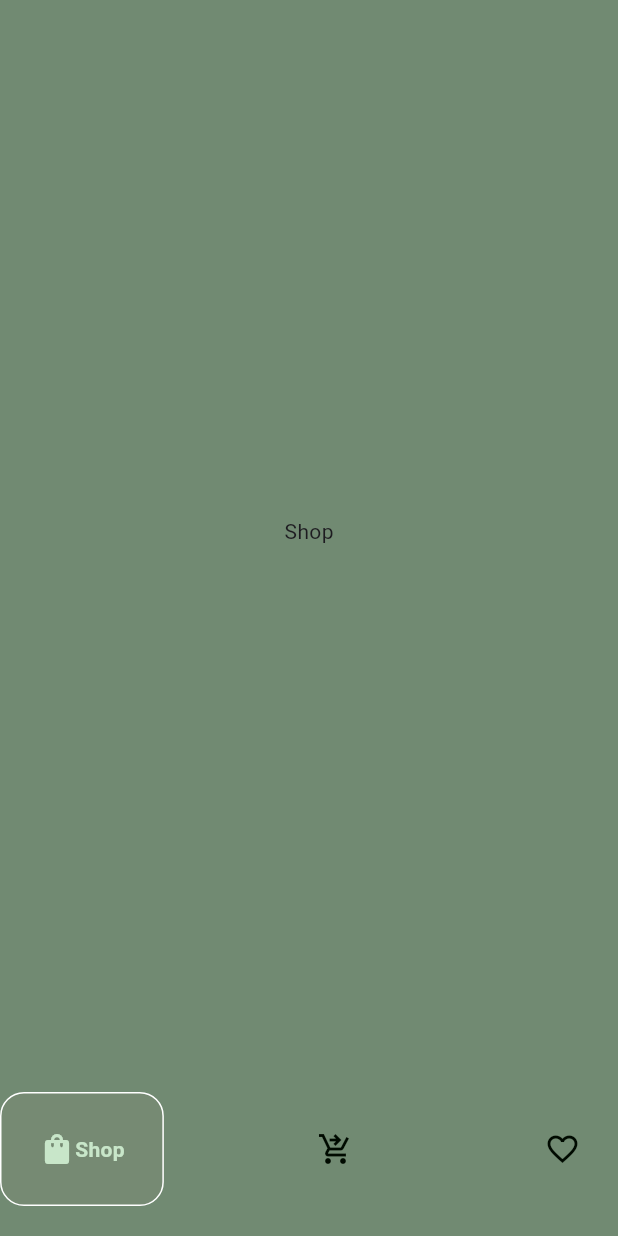
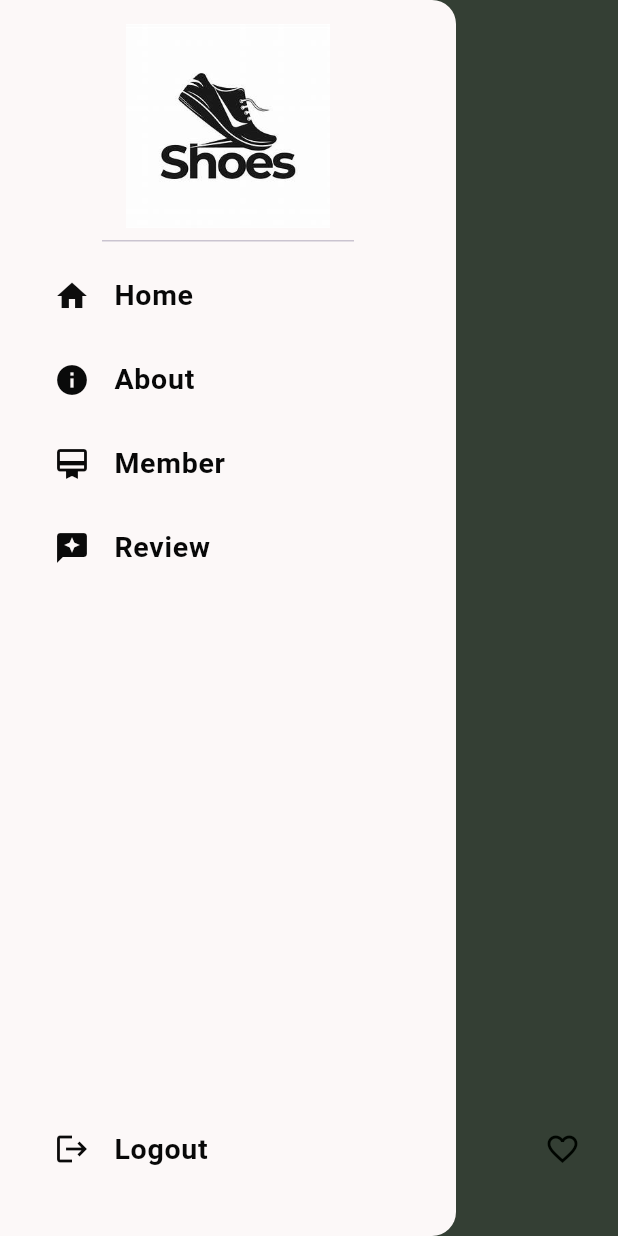
Before and after one commit to R-Htu/fluttertutorial, a Flutter app: the HomePage screen opened by its route, with the side drawer open (before the commit the screen has no drawer), on a phone screen of 412 x 824 dp. Run offline on Flutter 3.47's test engine with Material 3 defaults, Android fonts, the phone set to English and light mode, and no system bars; drawn by our look-alikes of google_nav_bar; our stand-ins replace flutter_slidable, hive_flutter; accounts and stored records are empty.

Commit message:
ecommerce part 3

```diff
--- a/lib/ecommerce/home_page.dart
+++ b/lib/ecommerce/home_page.dart
@@ -30,10 +30,124 @@ class _HomePageState extends State<HomePage> {
   Widget build(BuildContext context) {
     return Scaffold(
       backgroundColor: const Color.fromARGB(255, 113, 138, 114),
+      appBar: AppBar(
+        backgroundColor: Colors.transparent,
+        elevation: 0,
+        leading: Builder(
+          builder: (context) => IconButton(
+              onPressed: () {
+                Scaffold.of(context).openDrawer();
+              },
+              icon: const Icon(
+                Icons.menu,
+                color: Colors.black,
+              )),
+        ),
+      ),
+      drawer: Drawer(
+        backgroundColor: const Color.fromARGB(255, 252, 248, 248),
+        child: Column(
+          mainAxisAlignment: MainAxisAlignment.spaceBetween,
+          children: [
+            Column(
+              children: [
+                DrawerHeader(
+                    child: Image.asset(
+                  'lib/images/logo.jpg',
+                  //color: Colors.green,
+                )),
+                // Divider(
+                //color: Colors.green,
+                //)
+                Padding(
+                  padding: const EdgeInsets.only(left: 20),
+                  child: ListTile(
+                    leading: Icon(
+                      Icons.home,
+                      color: const Color.fromARGB(255, 13, 13, 13),
+                    ),
+                    title: Text(
+                      'Home',
+                      style: TextStyle(
+                          color: const Color.fromARGB(255, 8, 8, 8),
+                          fontSize: 19,
+                          fontWeight: FontWeight.bold),
+                    ),
+                  ),
+                ),
+                Padding(
+                  padding: const EdgeInsets.only(left: 20),
+                  child: ListTile(
+                    leading: Icon(
+                      Icons.info,
+                      color: const Color.fromARGB(255, 10, 10, 10),
+                    ),
+                    title: Text(
+                      'About',
+                      style: TextStyle(
+                          color: const Color.fromARGB(255, 8, 8, 8),
+                          fontSize: 19,
+                          fontWeight: FontWeight.bold),
+                    ),
+                  ),
+                ),
+                Padding(
+                  padding: const EdgeInsets.only(left: 20),
+                  child: ListTile(
+                    leading: Icon(
+                      Icons.card_membership,
+                      color: const Color.fromARGB(255, 10, 10, 10),
+                    ),
+                    title: Text(
+                      'Member',
+                      style: TextStyle(
+                          color: const Color.fromARGB(255, 8, 8, 8),
+                          fontSize: 19,
+                          fontWeight: FontWeight.bold),
+                    ),
+                  ),
+                ),
+                Padding(
+                  padding: const EdgeInsets.only(left: 20),
+                  child: ListTile(
+                    leading: Icon(
+                      Icons.reviews,
+                      color: const Color.fromARGB(255, 10, 10, 10),
+                    ),
+                    title: Text(
+                      'Review',
+                      style: TextStyle(
+                          color: const Color.fromARGB(255, 8, 8, 8),
+                          fontSize: 19,
+                          fontWeight: FontWeight.bold),
+                    ),
+                  ),
+                ),
+              ],
+            ),
+            Padding(
+              padding: const EdgeInsets.only(left: 20, bottom: 30),
+              child: ListTile(
+                leading: Icon(
+                  Icons.logout,
+                  color: const Color.fromARGB(255, 10, 10, 10),
+                ),
+                title: Text(
+                  'Logout',
+                  style: TextStyle(
+                      color: const Color.fromARGB(255, 8, 8, 8),
+                      fontSize: 19,
+                      fontWeight: FontWeight.bold),
+                ),
+              ),
+            ),
+          ],
+        ),
+      ),
+      body: _pages[_selectedIndex],
       bottomNavigationBar: BottomNavBar(
         onTabChange: (index) => navigateBottomBar(index),
       ),
-      body: _pages[_selectedIndex],
     );
   }
 }
--- a/lib/ecommerce/intro_page.dart
+++ b/lib/ecommerce/intro_page.dart
@@ -19,7 +19,7 @@ class IntroPage extends StatelessWidget {
             mainAxisAlignment: MainAxisAlignment.center,
             children: [
               Padding(
-                padding: const EdgeInsets.only(top: 160),
+                padding: const EdgeInsets.only(top: 1),
                 child: Image.asset(
                   'lib/images/logo.jpg',
                   height: 240,
```
